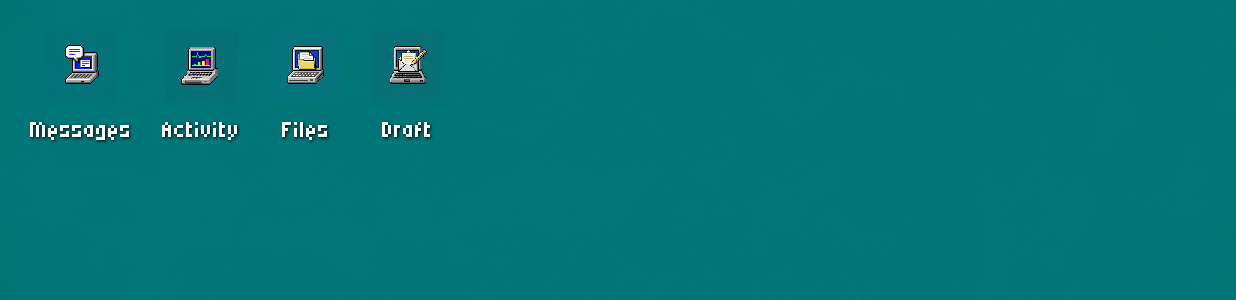
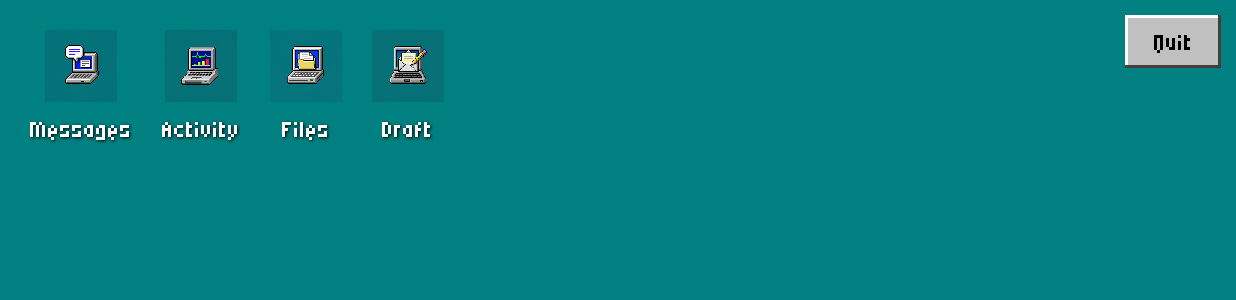
Before and after one commit to Moutaz-Code/TraceRoute, an Android app: the fragment LaptopFragment placed in its activity, on a phone screen of 824 x 412 dp (held sideways). Shown: the top 300 px of the screen. Run offline under Robolectric (Android 15) with nearby library versions, the phone set to English and light mode, and no system bars.

Commit message:
fix: fix the laptop and screen

```diff
--- a/app/src/main/java/motaz/pharaon/adu/ac/ae/traceroute/ui/laptop/LaptopViewBinder.java
+++ b/app/src/main/java/motaz/pharaon/adu/ac/ae/traceroute/ui/laptop/LaptopViewBinder.java
@@ -26,13 +26,12 @@ public class LaptopViewBinder {
      * - Open a single floating Win98 window when an icon is tapped (collecting that
      *   panel's evidence) and show its info text; close it with the window's X or by
      *   tapping the empty desktop.
-     * - Route the invisible taskbar hit area to closing the whole laptop.
+     * - Route the Quit button to closing the whole laptop.
      *
      * Styling:
      * - Look comes from the laptop_* drawables/colours and the inflated
-     *   view_laptop_desktop_icon layout. Art is resolved at runtime
-     *   (laptop_desktop wallpaper, laptop_icon_<panelId>) with safe fallbacks,
-     *   so the screen works before per-panel art is added.
+     *   view_laptop_desktop_icon layout. Panel icons are resolved at runtime
+     *   (laptop_icon_<panelId>).
      *
      * Depends on:
      * - LaptopFragment's inflated layout.
@@ -49,7 +48,7 @@ public class LaptopViewBinder {
     private final TextView windowTitle;
     private final TextView windowBody;
     private final View windowClose;
-    private final View taskbarBack;
+    private final View quitButton;
 
     private final Random random = new Random();
 
@@ -61,7 +60,7 @@ public class LaptopViewBinder {
         windowTitle = rootView.findViewById(R.id.laptop_window_title);
         windowBody = rootView.findViewById(R.id.laptop_window_body);
         windowClose = rootView.findViewById(R.id.laptop_window_close);
-        taskbarBack = rootView.findViewById(R.id.laptop_taskbar_back);
+        quitButton = rootView.findViewById(R.id.laptop_quit_button);
     }
 
     public void bind(
@@ -69,7 +68,7 @@ public class LaptopViewBinder {
             LaptopPanelProcessor panelProcessor,
             Runnable closeCallback
     ) {
-        taskbarBack.setOnClickListener(view -> closeCallback.run());
+        quitButton.setOnClickListener(view -> closeCallback.run());
         desktop.setOnClickListener(view -> hideWindow());
         windowClose.setOnClickListener(view -> hideWindow());
 
@@ -127,8 +126,6 @@ public class LaptopViewBinder {
         });
     }
 
-    // Maps a panel to its art by convention: drawable laptop_icon_<panelId>.
-    // Returns 0 if there is no matching drawable.
     private int iconDrawableFor(String panelId) {
         return rootView.getResources().getIdentifier(
                 "laptop_icon_" + panelId, "drawable", rootView.getContext().getPackageName());
--- a/app/src/main/res/layout/fragment_laptop.xml
+++ b/app/src/main/res/layout/fragment_laptop.xml
@@ -1,22 +1,13 @@
 <?xml version="1.0" encoding="utf-8"?>
 <!--
-  Win98-style victim-laptop desktop. The wallpaper image fills the back of the
-  frame; the binder builds one icon per laptop panel into laptop_icon_container
-  and shows laptop_window over the desktop when an icon is tapped.
+  Win98-style victim-laptop desktop: a plain teal desktop with one icon per
+  laptop panel, a floating window for the opened panel, and a Quit button.
 -->
 <FrameLayout xmlns:android="http://schemas.android.com/apk/res/android"
     android:id="@+id/laptop_root"
     android:layout_width="match_parent"
     android:layout_height="match_parent"
     android:background="@color/laptop_desktop_teal">
-
-    <!-- Wallpaper: fills the full-screen desktop (cropped to fit, no distortion). -->
-    <ImageView
-        android:layout_width="match_parent"
-        android:layout_height="match_parent"
-        android:contentDescription="@null"
-        android:scaleType="centerCrop"
-        android:src="@drawable/laptop_desktop" />
 
     <!-- Desktop icons: a top row (landscape is short, so a column would clip). -->
     <LinearLayout
@@ -98,13 +89,22 @@
 
     </LinearLayout>
 
-    <!-- Invisible "go back" hit area over the wallpaper's Start button. -->
-    <View
-        android:id="@+id/laptop_taskbar_back"
-        android:layout_width="96dp"
-        android:layout_height="36dp"
-        android:layout_gravity="bottom|start"
-        android:background="@android:color/transparent"
+    <!-- Quit: closes the laptop. Top-right so the window never hides it. -->
+    <TextView
+        android:id="@+id/laptop_quit_button"
+        android:layout_width="wrap_content"
+        android:layout_height="wrap_content"
+        android:layout_gravity="top|end"
+        android:layout_margin="@dimen/handheld_offset_10"
+        android:minWidth="64dp"
+        android:gravity="center"
+        android:text="Quit"
+        android:fontFamily="@font/micro5_regular"
+        android:textColor="@color/laptop_window_text"
+        android:textSize="22dp"
+        android:paddingHorizontal="@dimen/handheld_offset_10"
+        android:paddingVertical="@dimen/handheld_offset_5"
+        android:background="@drawable/laptop_bevel_outset"
         android:clickable="true"
         android:focusable="true" />
 
```
